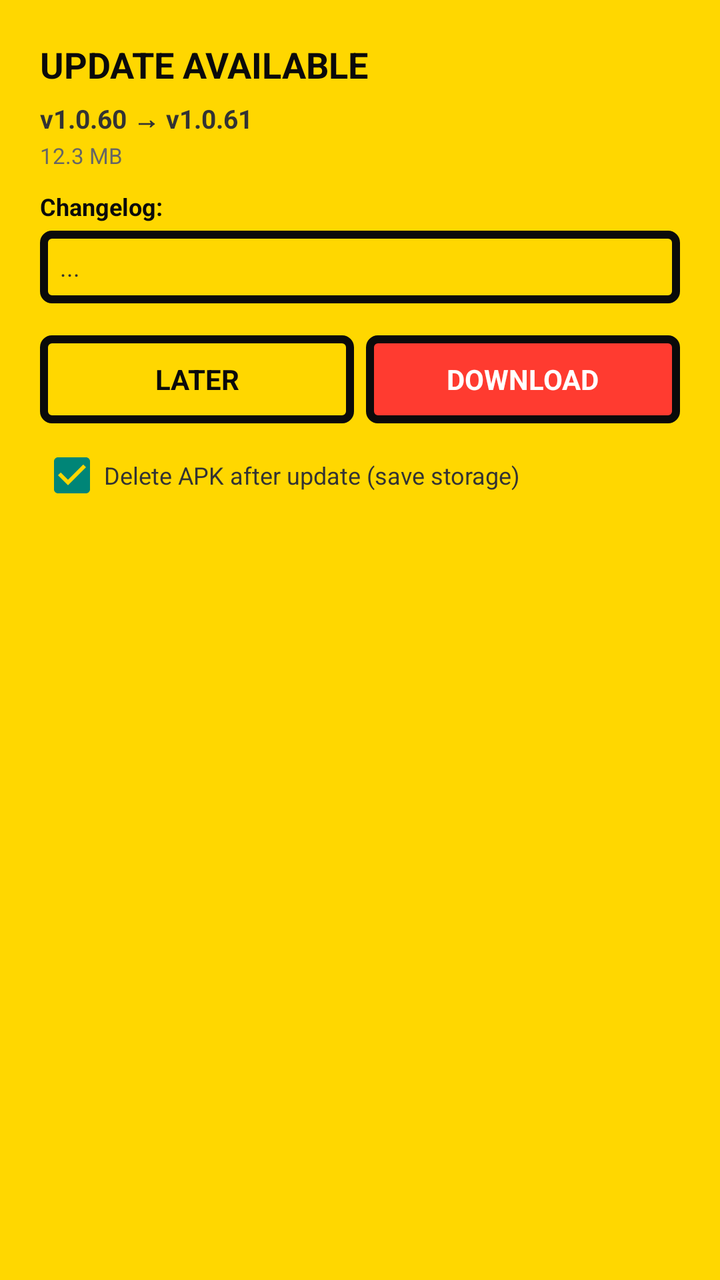
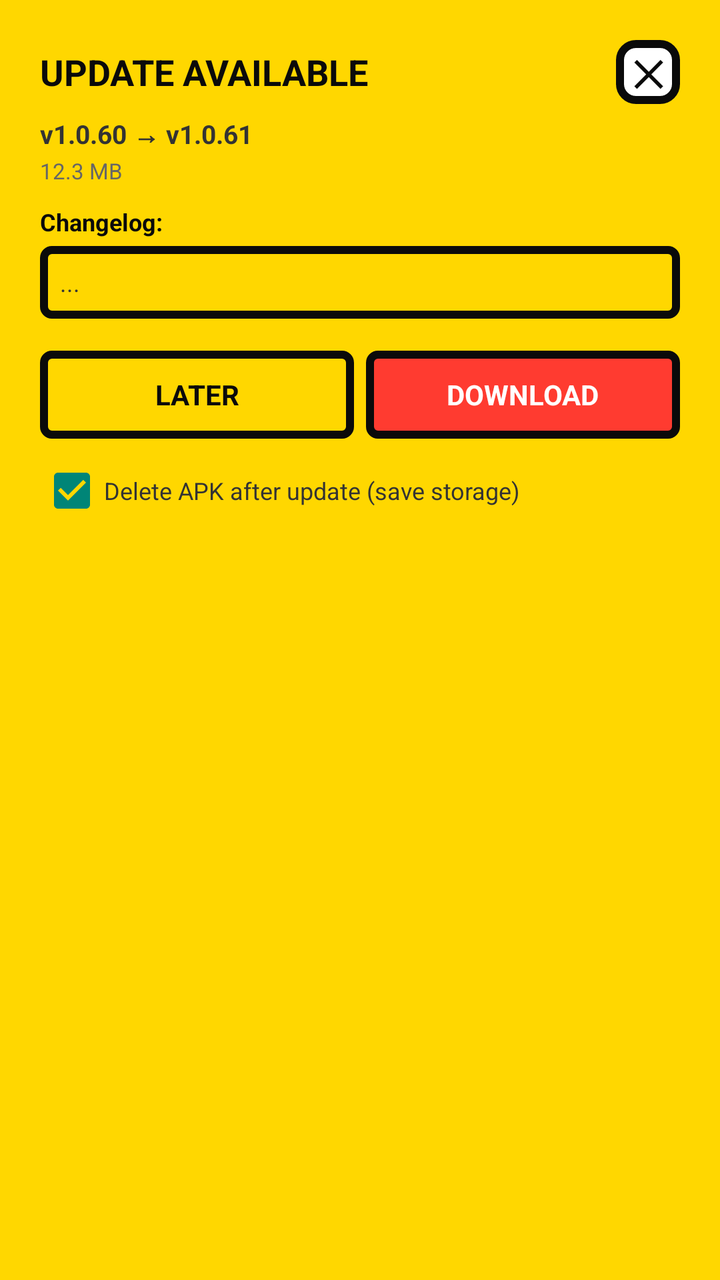

An Android layout rendered at two revisions. The XML below is the earlier revision; the diff shows what the commit changed to produce the second picture.
<!-- AndroidManifest.xml: application theme Theme.MyApplication -->
<!-- res/layout/dialog_update.xml -->
<?xml version="1.0" encoding="utf-8"?>
<LinearLayout xmlns:android="http://schemas.android.com/apk/res/android"
    android:layout_width="match_parent"
    android:layout_height="wrap_content"
    android:orientation="vertical"
    android:padding="20dp">

    <TextView
        android:id="@+id/tvUpdateTitle"
        android:layout_width="match_parent"
        android:layout_height="wrap_content"
        android:text="UPDATE AVAILABLE"
        android:textStyle="bold"
        android:textSize="18sp"
        android:textColor="#0A0A0A" />

    <TextView
        android:id="@+id/tvUpdateVersion"
        android:layout_width="match_parent"
        android:layout_height="wrap_content"
        android:text="v1.0.60 → v1.0.61"
        android:textSize="13sp"
        android:textStyle="bold"
        android:textColor="#333333"
        android:layout_marginTop="6dp" />

    <TextView
        android:id="@+id/tvUpdateSize"
        android:layout_width="match_parent"
        android:layout_height="wrap_content"
        android:text="12.3 MB"
        android:textSize="11sp"
        android:textColor="#666666"
        android:layout_marginTop="2dp" />

    <TextView
        android:id="@+id/tvChangelogLabel"
        android:layout_width="match_parent"
        android:layout_height="wrap_content"
        android:text="Changelog:"
        android:textStyle="bold"
        android:textSize="12sp"
        android:textColor="#0A0A0A"
        android:layout_marginTop="10dp" />

    <ScrollView
        android:layout_width="match_parent"
        android:layout_height="wrap_content"
        android:maxHeight="180dp"
        android:layout_marginTop="4dp"
        android:background="@drawable/bg_neo_spinner">

        <TextView
            android:id="@+id/tvChangelog"
            android:layout_width="match_parent"
            android:layout_height="wrap_content"
            android:padding="10dp"
            android:text="..."
            android:textSize="12sp"
            android:textColor="#333333" />
    </ScrollView>

    
    <LinearLayout
        android:id="@+id/layoutProgress"
        android:layout_width="match_parent"
        android:layout_height="wrap_content"
        android:orientation="vertical"
        android:visibility="gone"
        android:layout_marginTop="12dp">

        <TextView
            android:id="@+id/tvProgressLabel"
            android:layout_width="match_parent"
            android:layout_height="wrap_content"
            android:text="Downloading... 0%"
            android:textSize="12sp"
            android:textStyle="bold"
            android:textColor="#0A0A0A" />

        <FrameLayout
            android:id="@+id/progressContainer"
            android:layout_width="match_parent"
            android:layout_height="16dp"
            android:background="@drawable/bg_neo_progress_container"
            android:padding="2dp"
            android:layout_marginTop="6dp">

            <View
                android:id="@+id/progressFill"
                android:layout_width="0dp"
                android:layout_height="match_parent"
                android:background="@drawable/bg_neo_progress_fill" />
        </FrameLayout>

        <TextView
            android:id="@+id/tvProgressBytes"
            android:layout_width="match_parent"
            android:layout_height="wrap_content"
            android:text="0 / 0 MB"
            android:textSize="10sp"
            android:textColor="#666666"
            android:layout_marginTop="2dp" />

        <TextView
            android:id="@+id/tvDownloadPath"
            android:layout_width="match_parent"
            android:layout_height="wrap_content"
            android:text="Saved to: ..."
            android:textSize="10sp"
            android:textColor="#666666"
            android:singleLine="false"
            android:ellipsize="middle"
            android:layout_marginTop="6dp"
            android:visibility="gone" />
    </LinearLayout>

    
    <LinearLayout
        android:layout_width="match_parent"
        android:layout_height="wrap_content"
        android:orientation="horizontal"
        android:layout_marginTop="16dp">

        <TextView
            android:id="@+id/btnCancel"
            android:layout_width="0dp"
            android:layout_weight="1"
            android:layout_height="44dp"
            android:text="LATER"
            android:gravity="center"
            android:textStyle="bold"
            android:textColor="#0A0A0A"
            android:background="@drawable/bg_neo_spinner"
            android:layout_marginEnd="6dp" />

        <TextView
            android:id="@+id/btnDownload"
            android:layout_width="0dp"
            android:layout_weight="1"
            android:layout_height="44dp"
            android:text="DOWNLOAD"
            android:gravity="center"
            android:textStyle="bold"
            android:textColor="#FFFFFF"
            android:background="@drawable/bg_neo_toggle_on" />

        <TextView
            android:id="@+id/btnInstall"
            android:layout_width="0dp"
            android:layout_weight="1"
            android:layout_height="44dp"
            android:text="INSTALL"
            android:gravity="center"
            android:textStyle="bold"
            android:textColor="#FFFFFF"
            android:background="@drawable/bg_neo_toggle_on"
            android:visibility="gone" />

    </LinearLayout>

    <CheckBox
        android:id="@+id/cbDeleteAfterInstall"
        android:layout_width="match_parent"
        android:layout_height="wrap_content"
        android:text="Delete APK after update (save storage)"
        android:textSize="12sp"
        android:textColor="#333333"
        android:layout_marginTop="10dp"
        android:checked="true" />

    <TextView
        android:id="@+id/btnOpenFolder"
        android:layout_width="match_parent"
        android:layout_height="wrap_content"
        android:text="📁 Show file location — tap to copy path"
        android:textSize="11sp"
        android:textColor="#0066CC"
        android:padding="8dp"
        android:visibility="gone"
        android:gravity="center" />

</LinearLayout>
<!-- resources referenced by this layout -->
<resources>
  <!-- drawable bg_neo_progress_container (drawable) -->
  <?xml version="1.0" encoding="utf-8"?>
  <shape xmlns:android="http://schemas.android.com/apk/res/android" android:shape="rectangle">
      <solid android:color="@color/neo_white"/>
      <stroke android:width="4dp" android:color="@color/neo_black"/>
      <corners android:radius="4dp"/>
  </shape>
  <!-- drawable bg_neo_progress_fill (drawable) -->
  <?xml version="1.0" encoding="utf-8"?>
  <shape xmlns:android="http://schemas.android.com/apk/res/android" android:shape="rectangle">
      <solid android:color="@color/neo_yellow"/>
      <corners android:radius="0dp"/>
  </shape>
  <!-- drawable bg_neo_spinner (drawable) -->
  <?xml version="1.0" encoding="utf-8"?>
  <shape xmlns:android="http://schemas.android.com/apk/res/android">
      <solid android:color="@color/neo_yellow" />
      <stroke android:width="4dp" android:color="@color/neo_black" />
      <corners android:radius="4dp" />
  </shape>
  <!-- drawable bg_neo_toggle_on (drawable) -->
  <?xml version="1.0" encoding="utf-8"?>
  <shape xmlns:android="http://schemas.android.com/apk/res/android">
      <solid android:color="@color/neo_red" />
      <stroke android:width="4dp" android:color="@color/neo_black" />
      <corners android:radius="4dp" />
  </shape>
  <style name="Theme.MyApplication" parent="Theme.AppCompat.Light.NoActionBar">
          <item name="android:statusBarColor">@color/neo_yellow</item>
          <item name="android:windowBackground">@color/neo_yellow</item>
          <item name="android:navigationBarColor">@color/neo_black</item>
      </style>
  <color name="neo_white">#FFFFFF</color>
  <color name="neo_black">#0A0A0A</color>
  <color name="neo_yellow">#FFD700</color>
  <color name="neo_red">#FF3B30</color>
</resources>

<!-- the commit's change to res/layout/dialog_update.xml (unified diff, before → after) -->
@@ -5,14 +5,33 @@
     android:orientation="vertical"
     android:padding="20dp">
 
-    <TextView
-        android:id="@+id/tvUpdateTitle"
-        android:layout_width="match_parent"
-        android:layout_height="wrap_content"
-        android:text="UPDATE AVAILABLE"
-        android:textStyle="bold"
-        android:textSize="18sp"
-        android:textColor="#0A0A0A" />
+    <LinearLayout
+        android:layout_width="match_parent"
+        android:layout_height="wrap_content"
+        android:orientation="horizontal"
+        android:gravity="center_vertical">
+
+        <TextView
+            android:id="@+id/tvUpdateTitle"
+            android:layout_width="0dp"
+            android:layout_weight="1"
+            android:layout_height="wrap_content"
+            android:text="UPDATE AVAILABLE"
+            android:textStyle="bold"
+            android:textSize="18sp"
+            android:textColor="#0A0A0A" />
+
+        <TextView
+            android:id="@+id/btnCloseUpdateX"
+            android:layout_width="32dp"
+            android:layout_height="32dp"
+            android:text="✕"
+            android:textSize="18sp"
+            android:textStyle="bold"
+            android:textColor="#0A0A0A"
+            android:gravity="center"
+            android:background="@drawable/bg_neo_button" />
+    </LinearLayout>
 
     <TextView
         android:id="@+id/tvUpdateVersion"
<!-- resource entries referenced after the edit -->
@@ -1,5 +1,12 @@
 <!-- resources referenced by this layout -->
 <resources>
+  <!-- drawable bg_neo_button (drawable) -->
+  <?xml version="1.0" encoding="utf-8"?>
+  <shape xmlns:android="http://schemas.android.com/apk/res/android" android:shape="rectangle">
+      <solid android:color="@color/neo_white"/>
+      <stroke android:width="4dp" android:color="@color/neo_black"/>
+      <corners android:radius="8dp"/>
+  </shape>
   <!-- drawable bg_neo_progress_container (drawable) -->
   <?xml version="1.0" encoding="utf-8"?>
   <shape xmlns:android="http://schemas.android.com/apk/res/android" android:shape="rectangle">
